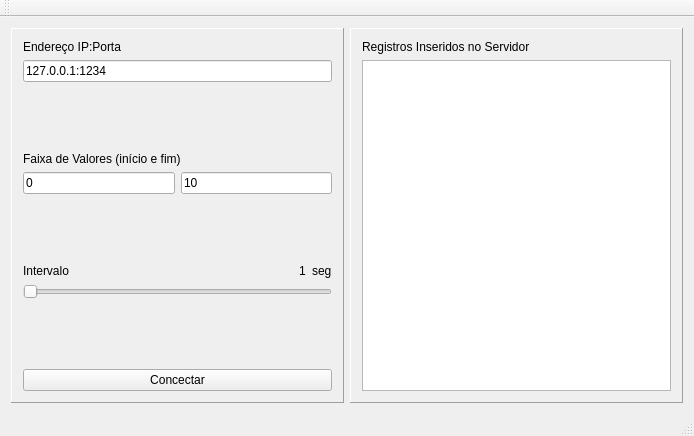
First picture: the form in QTDataSender/mainwindow.ui, repository DenisMedeiros/DCA0201QTProject, before the edit.
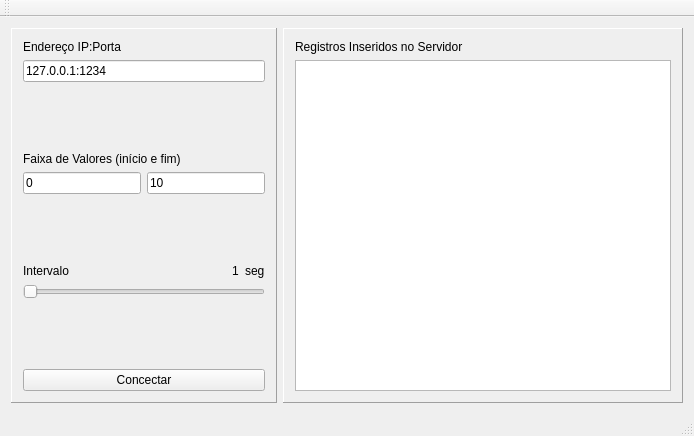
Second picture: the form after the edit.

Diff of the .ui file:
```diff
--- a/QTDataSender/mainwindow.ui
+++ b/QTDataSender/mainwindow.ui
@@ -16,7 +16,7 @@
   <widget class="QWidget" name="centralWidget">
    <layout class="QHBoxLayout" name="horizontalLayout_4">
     <item>
-     <layout class="QHBoxLayout" name="horizontalLayout_3" stretch="50,50">
+     <layout class="QHBoxLayout" name="horizontalLayout_3" stretch="40,60">
       <item>
        <widget class="QFrame" name="frame">
         <property name="frameShape">
```
